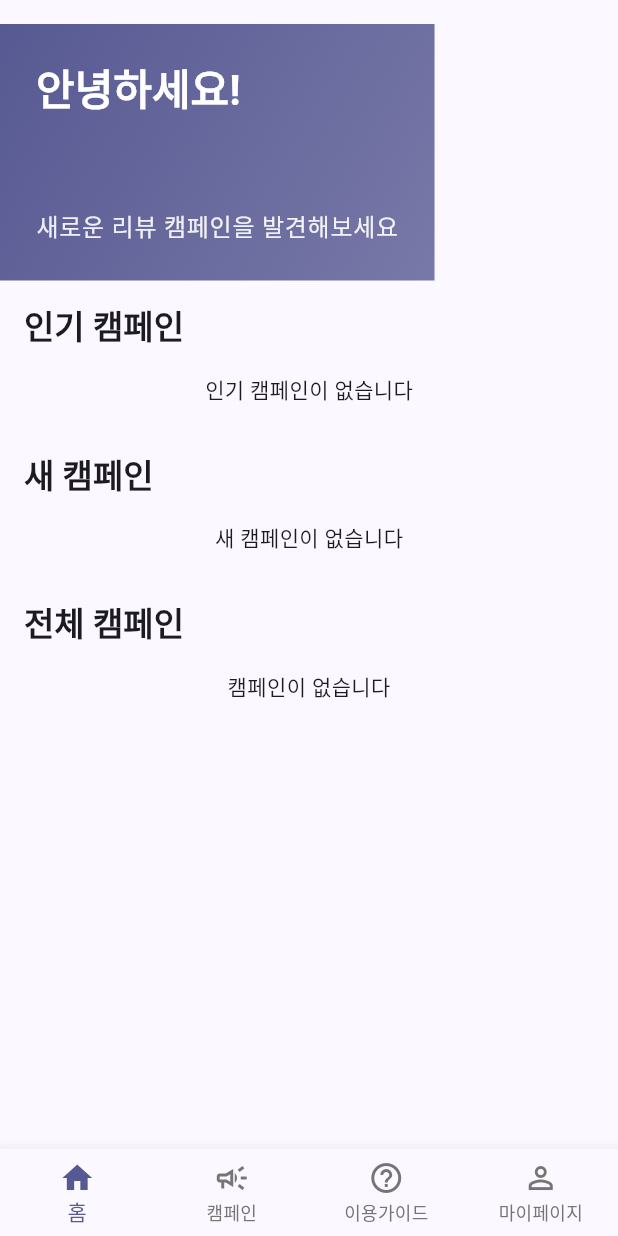
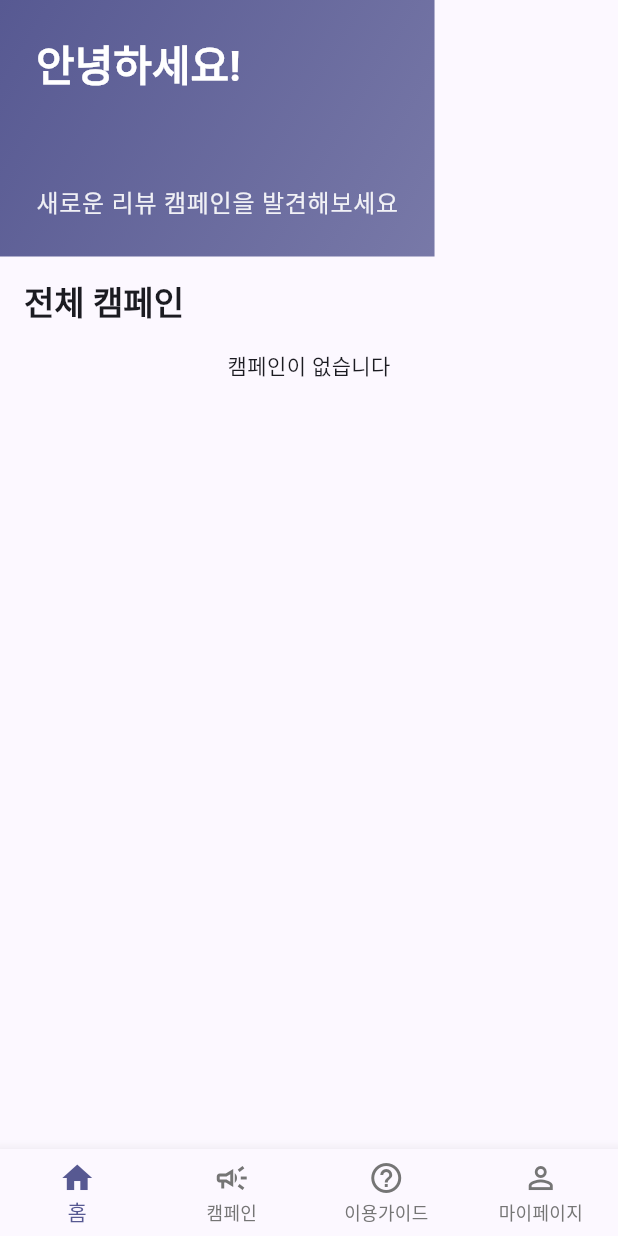
Before and after one commit to VictoriousKIM/smart_review_app, a Flutter app: the screen it shows once a user with an empty profile is signed in, on a phone screen of 412 x 824 dp. Run offline on Flutter 3.47's test engine with Material 3 defaults, Android fonts, the phone set to English and light mode, and no system bars; our stand-ins replace cached_network_image, flutter_riverpod, go_router, google_sign_in, riverpod_annotation, supabase_flutter; missing offline and left inert: kakao_flutter_sdk; accounts and stored records are empty; generated files the repository leaves out were written again.

Commit message:
Remove: ???ㅽ겕由곗뿉???멸린 罹좏럹?? ??罹좏럹???뱀뀡 ?쒓굅

```diff
--- a/lib/screens/home/home_screen.dart
+++ b/lib/screens/home/home_screen.dart
@@ -17,8 +17,6 @@ class HomeScreen extends ConsumerStatefulWidget {
 class _HomeScreenState extends ConsumerState<HomeScreen> {
   final CampaignService _campaignService = CampaignService();
   List<Campaign> _campaigns = [];
-  List<Campaign> _popularCampaigns = [];
-  List<Campaign> _newCampaigns = [];
   bool _isLoading = true;
 
   @override
@@ -36,23 +34,9 @@ class _HomeScreenState extends ConsumerState<HomeScreen> {
       // 전체 캠페인 로드
       final campaignsResponse = await _campaignService.getCampaigns();
 
-      // 인기 캠페인 로드
-      final popularResponse = await _campaignService.getPopularCampaigns(
-        limit: 5,
-      );
-
-      // 새 캠페인 로드
-      final newResponse = await _campaignService.getNewCampaigns(limit: 5);
-
       setState(() {
         if (campaignsResponse.success && campaignsResponse.data != null) {
           _campaigns = campaignsResponse.data!;
-        }
-        if (popularResponse.success && popularResponse.data != null) {
-          _popularCampaigns = popularResponse.data!;
-        }
-        if (newResponse.success && newResponse.data != null) {
-          _newCampaigns = newResponse.data!;
         }
         _isLoading = false;
       });
@@ -87,10 +71,8 @@ class _HomeScreenState extends ConsumerState<HomeScreen> {
           crossAxisAlignment: CrossAxisAlignment.start,
           children: [
             // 헤더
-            SafeArea(
-              minimum: const EdgeInsets.only(top: 16),
-              child: Container(
-                padding: const EdgeInsets.fromLTRB(24, 24, 24, 24),
+            Container(
+              padding: const EdgeInsets.all(24),
               decoration: BoxDecoration(
                 gradient: LinearGradient(
                   begin: Alignment.topLeft,
@@ -108,8 +90,7 @@ class _HomeScreenState extends ConsumerState<HomeScreen> {
                 children: [
                   Text(
                     '안녕하세요!',
-                      style: Theme.of(context).textTheme.headlineMedium
-                          ?.copyWith(
+                    style: Theme.of(context).textTheme.headlineMedium?.copyWith(
                       color: Colors.white,
                       fontWeight: FontWeight.bold,
                     ),
@@ -140,63 +121,6 @@ class _HomeScreenState extends ConsumerState<HomeScreen> {
                     ),
                   ),
                 ],
-                ),
-              ),
-            ),
-
-            // 인기 캠페인
-            _buildSection(
-              title: '인기 캠페인',
-              child: _isLoading
-                  ? const Center(child: CircularProgressIndicator())
-                  : _popularCampaigns.isEmpty
-                  ? const Center(child: Text('인기 캠페인이 없습니다'))
-                  : SizedBox(
-                      height: 200,
-                      child: ListView.builder(
-                        scrollDirection: Axis.horizontal,
-                        padding: const EdgeInsets.symmetric(horizontal: 16),
-                        itemCount: _popularCampaigns.length,
-                        itemBuilder: (context, index) {
-                          final campaign = _popularCampaigns[index];
-                          return Padding(
-                            padding: const EdgeInsets.only(right: 12),
-                            child: CampaignCard(
-                              campaign: campaign,
-                              onTap: () =>
-                                  _navigateToCampaignDetail(campaign.id),
-                            ),
-                          );
-                        },
-                      ),
-                    ),
-            ),
-
-            // 새 캠페인
-            _buildSection(
-              title: '새 캠페인',
-              child: _isLoading
-                  ? const Center(child: CircularProgressIndicator())
-                  : _newCampaigns.isEmpty
-                  ? const Center(child: Text('새 캠페인이 없습니다'))
-                  : SizedBox(
-                      height: 200,
-                      child: ListView.builder(
-                        scrollDirection: Axis.horizontal,
-                        padding: const EdgeInsets.symmetric(horizontal: 16),
-                        itemCount: _newCampaigns.length,
-                        itemBuilder: (context, index) {
-                          final campaign = _newCampaigns[index];
-                          return Padding(
-                            padding: const EdgeInsets.only(right: 12),
-                            child: CampaignCard(
-                              campaign: campaign,
-                              onTap: () =>
-                                  _navigateToCampaignDetail(campaign.id),
-                            ),
-                          );
-                        },
-                      ),
               ),
             ),
 
```
Lines whose indentation alone changed are shown as unchanged.
